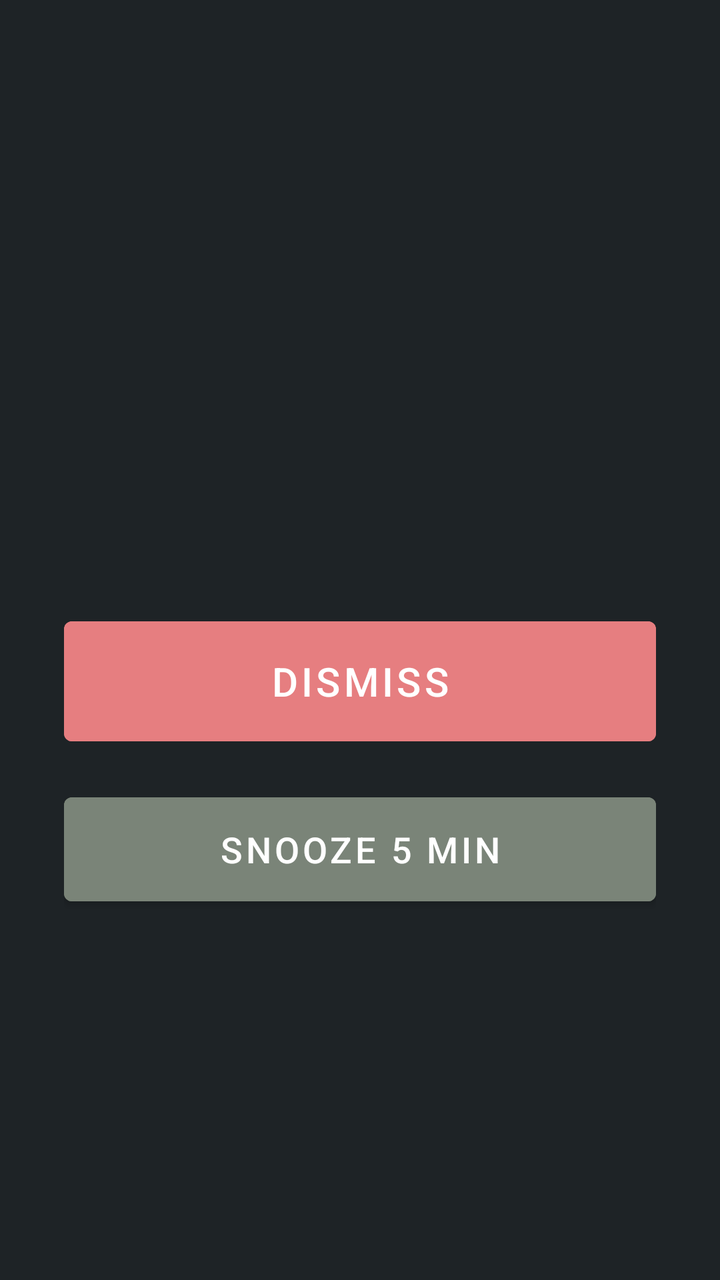
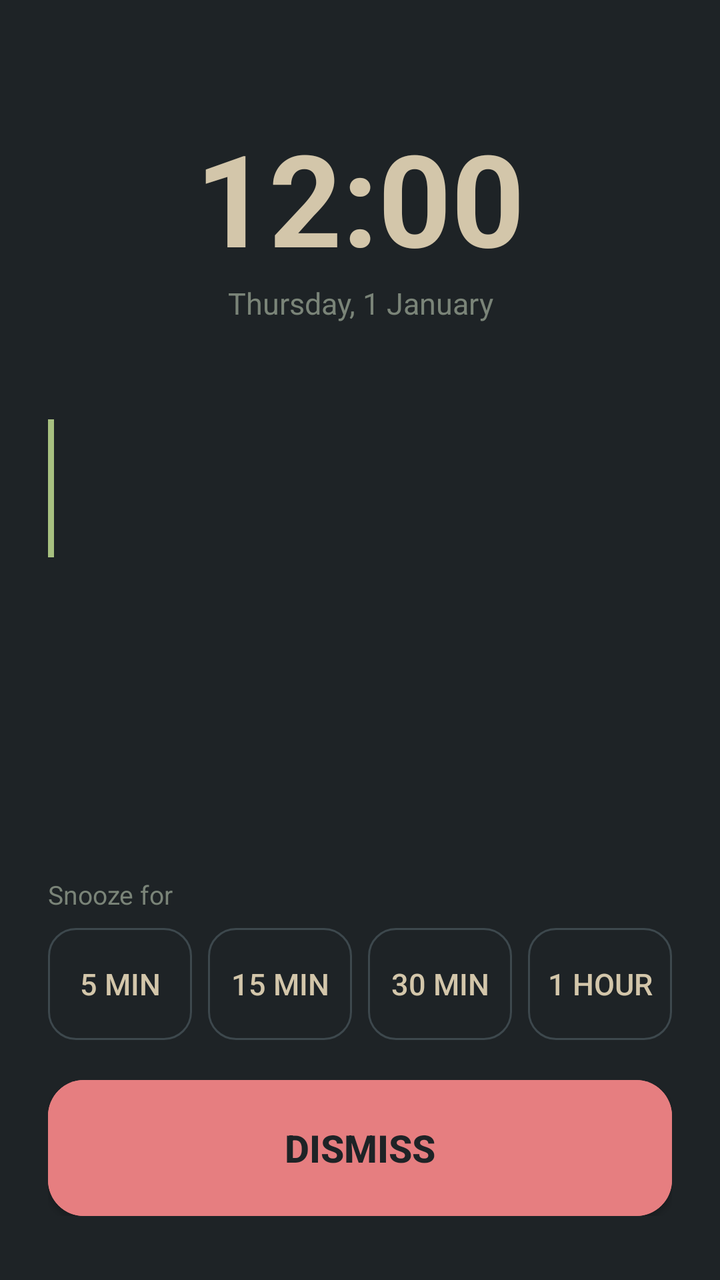

Compare the two renders of this Android layout. The source of the first and the diff that turns it into the second are given below.
<!-- AndroidManifest.xml: activity theme Theme.Calendar.Alarm -->
<!-- res/layout/activity_alarm.xml -->
<?xml version="1.0" encoding="utf-8"?>
<LinearLayout xmlns:android="http://schemas.android.com/apk/res/android"
    android:layout_width="match_parent"
    android:layout_height="match_parent"
    android:background="#1E2326"
    android:gravity="center"
    android:orientation="vertical"
    android:padding="32dp">

    <TextView
        android:id="@+id/alarmTitle"
        android:layout_width="match_parent"
        android:layout_height="wrap_content"
        android:gravity="center"
        android:textColor="#D3C6AA"
        android:textSize="28sp"
        android:textStyle="bold" />

    <TextView
        android:id="@+id/alarmBody"
        android:layout_width="match_parent"
        android:layout_height="wrap_content"
        android:layout_marginTop="12dp"
        android:gravity="center"
        android:textColor="#7A8478"
        android:textSize="18sp" />

    <com.google.android.material.button.MaterialButton
        android:id="@+id/dismissButton"
        android:layout_width="match_parent"
        android:layout_height="72dp"
        android:layout_marginTop="48dp"
        android:backgroundTint="#E67E80"
        android:text="@string/dismiss"
        android:textSize="20sp" />

    <com.google.android.material.button.MaterialButton
        android:id="@+id/snoozeButton"
        android:layout_width="match_parent"
        android:layout_height="64dp"
        android:layout_marginTop="16dp"
        android:backgroundTint="#7A8478"
        android:text="@string/snooze"
        android:textSize="18sp" />

</LinearLayout>
<!-- resources referenced by this layout -->
<resources>
  <string name="dismiss">Dismiss</string>
  <string name="snooze">Snooze 5 min</string>
  <style name="Theme.Calendar.Alarm" parent="Theme.MaterialComponents.DayNight.NoActionBar">
          <item name="android:windowBackground">@android:color/black</item>
      </style>
</resources>

<!-- the commit's change to res/layout/activity_alarm.xml (unified diff, before → after) -->
@@ -1,46 +1,173 @@
 <?xml version="1.0" encoding="utf-8"?>
 <LinearLayout xmlns:android="http://schemas.android.com/apk/res/android"
+    xmlns:app="http://schemas.android.com/apk/res-auto"
     android:layout_width="match_parent"
     android:layout_height="match_parent"
     android:background="#1E2326"
-    android:gravity="center"
     android:orientation="vertical"
-    android:padding="32dp">
+    android:paddingHorizontal="24dp"
+    android:paddingTop="56dp"
+    android:paddingBottom="32dp">
+
+    
+    <TextClock
+        android:id="@+id/alarmClock"
+        android:layout_width="match_parent"
+        android:layout_height="wrap_content"
+        android:format12Hour="h:mm"
+        android:format24Hour="HH:mm"
+        android:gravity="center"
+        android:textColor="#D3C6AA"
+        android:textSize="64sp"
+        android:textStyle="bold" />
+
+    <TextClock
+        android:id="@+id/alarmDate"
+        android:layout_width="match_parent"
+        android:layout_height="wrap_content"
+        android:format12Hour="EEEE, d MMMM"
+        android:format24Hour="EEEE, d MMMM"
+        android:gravity="center"
+        android:textColor="#7A8478"
+        android:textSize="15sp" />
+
+    
+    <LinearLayout
+        android:layout_width="match_parent"
+        android:layout_height="wrap_content"
+        android:layout_marginTop="48dp"
+        android:orientation="horizontal">
+
+        <View
+            android:layout_width="3dp"
+            android:layout_height="match_parent"
+            android:background="#A7C080" />
+
+        <LinearLayout
+            android:layout_width="match_parent"
+            android:layout_height="wrap_content"
+            android:orientation="vertical"
+            android:paddingStart="16dp">
+
+            <TextView
+                android:id="@+id/alarmTitle"
+                android:layout_width="match_parent"
+                android:layout_height="wrap_content"
+                android:ellipsize="end"
+                android:maxLines="4"
+                android:textColor="#D3C6AA"
+                android:textSize="30sp"
+                android:textStyle="bold" />
+
+            <TextView
+                android:id="@+id/alarmBody"
+                android:layout_width="match_parent"
+                android:layout_height="wrap_content"
+                android:layout_marginTop="6dp"
+                android:textColor="#A7C080"
+                android:textSize="17sp" />
+        </LinearLayout>
+    </LinearLayout>
+
+    <Space
+        android:layout_width="match_parent"
+        android:layout_height="0dp"
+        android:layout_weight="1" />
 
     <TextView
-        android:id="@+id/alarmTitle"
         android:layout_width="match_parent"
         android:layout_height="wrap_content"
-        android:gravity="center"
-        android:textColor="#D3C6AA"
-        android:textSize="28sp"
-        android:textStyle="bold" />
+        android:layout_marginBottom="8dp"
+        android:text="@string/snooze_for"
+        android:textColor="#7A8478"
+        android:textSize="13sp" />
 
-    <TextView
-        android:id="@+id/alarmBody"
+    <LinearLayout
         android:layout_width="match_parent"
         android:layout_height="wrap_content"
-        android:layout_marginTop="12dp"
-        android:gravity="center"
-        android:textColor="#7A8478"
-        android:textSize="18sp" />
+        android:orientation="horizontal">
+
+        <com.google.android.material.button.MaterialButton
+            android:id="@+id/snooze5"
+            style="@style/Widget.MaterialComponents.Button.OutlinedButton"
+            android:layout_width="0dp"
+            android:layout_height="56dp"
+            android:layout_weight="1"
+            android:insetTop="0dp"
+            android:insetBottom="0dp"
+            android:letterSpacing="0"
+            android:paddingHorizontal="0dp"
+            android:text="@string/snooze_5"
+            android:textColor="#D3C6AA"
+            android:textSize="15sp"
+            app:cornerRadius="14dp"
+            app:strokeColor="#3D484D" />
+
+        <com.google.android.material.button.MaterialButton
+            android:id="@+id/snooze15"
+            style="@style/Widget.MaterialComponents.Button.OutlinedButton"
+            android:layout_width="0dp"
+            android:layout_height="56dp"
+            android:layout_marginStart="8dp"
+            android:layout_weight="1"
+            android:insetTop="0dp"
+            android:insetBottom="0dp"
+            android:letterSpacing="0"
+            android:paddingHorizontal="0dp"
+            android:text="@string/snooze_15"
+            android:textColor="#D3C6AA"
+            android:textSize="15sp"
+            app:cornerRadius="14dp"
+            app:strokeColor="#3D484D" />
+
+        <com.google.android.material.button.MaterialButton
+            android:id="@+id/snooze30"
+            style="@style/Widget.MaterialComponents.Button.OutlinedButton"
+            android:layout_width="0dp"
+            android:layout_height="56dp"
+            android:layout_marginStart="8dp"
+            android:layout_weight="1"
+            android:insetTop="0dp"
+            android:insetBottom="0dp"
+            android:letterSpacing="0"
+            android:paddingHorizontal="0dp"
+            android:text="@string/snooze_30"
+            android:textColor="#D3C6AA"
+            android:textSize="15sp"
+            app:cornerRadius="14dp"
+            app:strokeColor="#3D484D" />
+
+        <com.google.android.material.button.MaterialButton
+            android:id="@+id/snooze60"
+            style="@style/Widget.MaterialComponents.Button.OutlinedButton"
+            android:layout_width="0dp"
+            android:layout_height="56dp"
+            android:layout_marginStart="8dp"
+            android:layout_weight="1"
+            android:insetTop="0dp"
+            android:insetBottom="0dp"
+            android:letterSpacing="0"
+            android:paddingHorizontal="0dp"
+            android:text="@string/snooze_60"
+            android:textColor="#D3C6AA"
+            android:textSize="15sp"
+            app:cornerRadius="14dp"
+            app:strokeColor="#3D484D" />
+    </LinearLayout>
 
     <com.google.android.material.button.MaterialButton
         android:id="@+id/dismissButton"
         android:layout_width="match_parent"
-        android:layout_height="72dp"
-        android:layout_marginTop="48dp"
+        android:layout_height="68dp"
+        android:layout_marginTop="20dp"
         android:backgroundTint="#E67E80"
+        android:insetTop="0dp"
+        android:insetBottom="0dp"
+        android:letterSpacing="0"
         android:text="@string/dismiss"
-        android:textSize="20sp" />
-
-    <com.google.android.material.button.MaterialButton
-        android:id="@+id/snoozeButton"
-        android:layout_width="match_parent"
-        android:layout_height="64dp"
-        android:layout_marginTop="16dp"
-        android:backgroundTint="#7A8478"
-        android:text="@string/snooze"
-        android:textSize="18sp" />
+        android:textColor="#1E2326"
+        android:textSize="19sp"
+        android:textStyle="bold"
+        app:cornerRadius="18dp" />
 
 </LinearLayout>
<!-- resource entries referenced after the edit -->
@@ -1,7 +1,11 @@
 <!-- resources referenced by this layout -->
 <resources>
   <string name="dismiss">Dismiss</string>
-  <string name="snooze">Snooze 5 min</string>
+  <string name="snooze_15">15 min</string>
+  <string name="snooze_30">30 min</string>
+  <string name="snooze_5">5 min</string>
+  <string name="snooze_60">1 hour</string>
+  <string name="snooze_for">Snooze for</string>
   <style name="Theme.Calendar.Alarm" parent="Theme.MaterialComponents.DayNight.NoActionBar">
           <item name="android:windowBackground">@android:color/black</item>
       </style>
